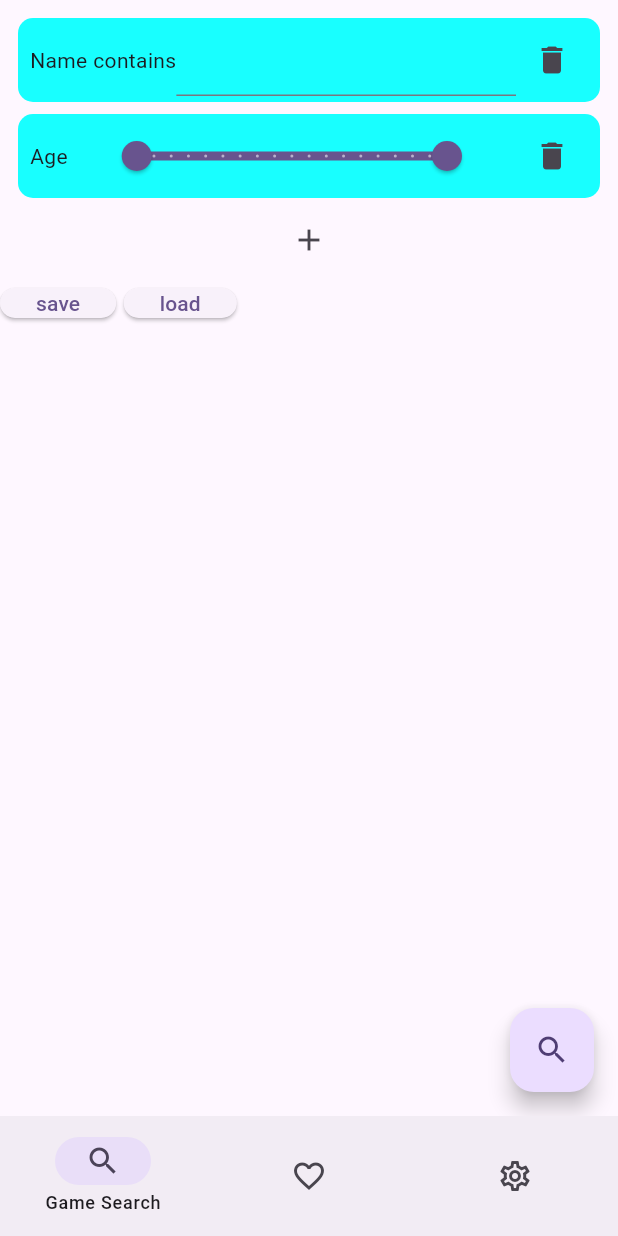
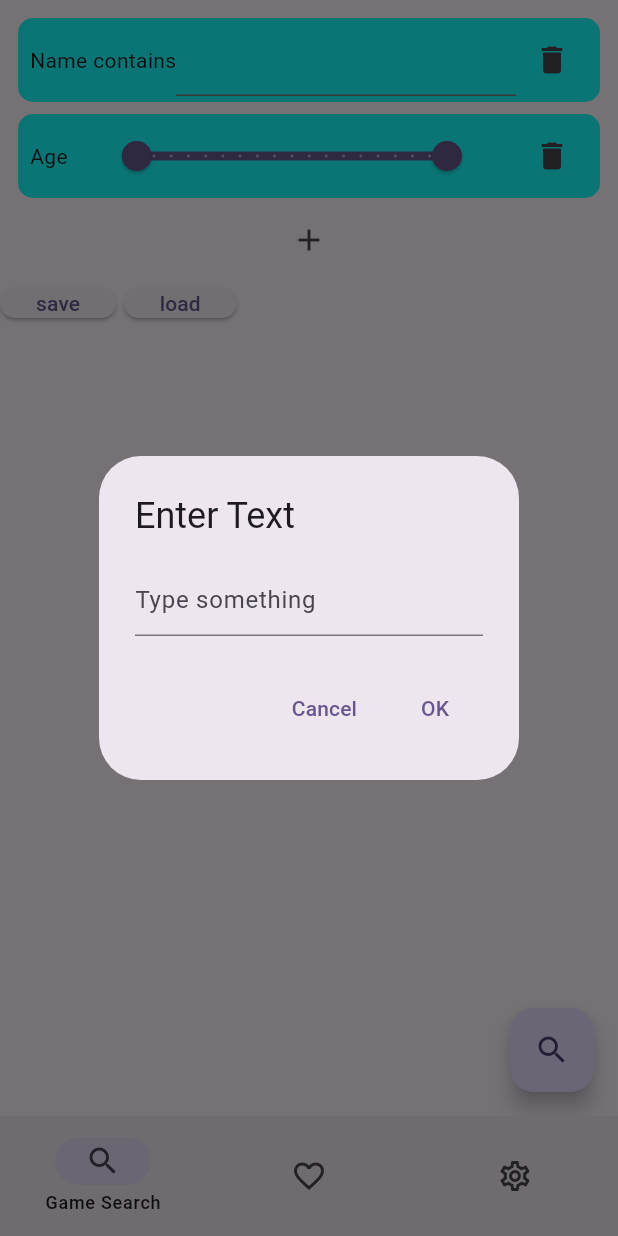
Before and after one commit to krahl-jan/bgsearchapp, a Flutter app: the screen it shows after launch, after a tap on "save", on a phone screen of 412 x 824 dp. Run offline on Flutter 3.47's test engine with Material 3 defaults, Android fonts, the phone set to English and light mode, and no system bars; our stand-ins replace html_unescape, isar, loading_animation_widget; accounts and stored records are empty; generated files the repository leaves out were written again.

Commit message:
save filters with name

```diff
--- a/lib/1_domain/filter_set.dart
+++ b/lib/1_domain/filter_set.dart
@@ -8,12 +8,13 @@ part 'filter_set.g.dart';
 @collection
 class FilterSet {
   Id dbId = Isar.autoIncrement;
+  String name;
   List<Filter> filterList = List.empty();
 
-  FilterSet(this.filterList);
+  FilterSet(this.name, this.filterList);
 }
 
-FilterSet toDbFilterSet(List<Option> options) {
+FilterSet toDbFilterSet(String name, List<Option> options) {
   List<Filter> f = List.empty(growable: true);
   for (Option o in options) {
     dynamic value = o.getValue();
@@ -23,7 +24,7 @@ FilterSet toDbFilterSet(List<Option> options) {
         value: value?.toString(),
         value2: value2.toString()));
   }
-  return FilterSet(f);
+  return FilterSet(name, f);
 }
 
 List<Option> toOptionList(FilterSet filterSet) {
@@ -37,6 +38,7 @@ List<Option> toOptionList(FilterSet filterSet) {
 
 @embedded
 class Filter {
+
   String? value;
   @enumerated
   String? value2;
--- a/lib/2_application/options/library/option_int_ranges.dart
+++ b/lib/2_application/options/library/option_int_ranges.dart
@@ -14,7 +14,7 @@ enum OptionIntRange {
   });
 
 
-  final double low;
-  final double high;
+  final int low;
+  final int high;
   final int steps;
 }
--- a/lib/3_presentation/options/option_widget_int.dart
+++ b/lib/3_presentation/options/option_widget_int.dart
@@ -1,3 +1,5 @@
+import 'dart:math';
+
 import 'package:bgsearchapp/2_application/options/options.dart';
 import 'package:flutter/material.dart';
 
@@ -17,7 +19,9 @@ class _OptionWidgetIntState extends State<OptionWidgetInt> {
 
   @override
   Widget build(BuildContext context) {
-    var currentRangeValues = RangeValues(widget.option.lowValue.toDouble(), widget.option.highValue.toDouble());
+    var lowValue = max(widget.option.lowValue.toDouble(), widget.option.range.low.toDouble());
+    var highValue = min(widget.option.highValue.toDouble(), widget.option.range.high.toDouble());
+    var currentRangeValues = RangeValues(lowValue, highValue);
     return Padding(
       padding: const EdgeInsets.all(4.0),
       child: Center(
@@ -38,8 +42,8 @@ class _OptionWidgetIntState extends State<OptionWidgetInt> {
                     padding: const EdgeInsets.symmetric(horizontal: 20.0),
                     child: RangeSlider(
                       values: currentRangeValues,
-                      min: widget.option.range.low,
-                      max: widget.option.range.high,
+                      min: widget.option.range.low.toDouble(),
+                      max: widget.option.range.high.toDouble(),
                       divisions: widget.option.range.steps,
                       labels: RangeLabels(
                         currentRangeValues.start.round().toString(),
@@ -48,11 +52,8 @@ class _OptionWidgetIntState extends State<OptionWidgetInt> {
                       onChanged: (RangeValues values) {
                         setState(() {
                           currentRangeValues = values;
-                          widget.option.lowValue = values.start.round();
-                          widget.option.highValue = values.end.round();
-                          if (widget.option.highValue == widget.option.range.high) {
-                            widget.option.highValue = 10000;
-                          }
+                          widget.option.lowValue = values.start.round().toInt();
+                          widget.option.highValue = values.end.round().toInt();
                         });
                       },
                     )
--- a/lib/3_presentation/pages/filter_set_selection.dart
+++ b/lib/3_presentation/pages/filter_set_selection.dart
@@ -43,7 +43,7 @@ class _FilterSetSelectionState extends State<FilterSetSelection> {
               itemBuilder: (context, i) {
                 return ListTile(
                   title: Center(
-                    child: setWidget(filterSets![i]),
+                    child: Text(filterSets![i].name),
                   ),
                   onTap: () => setFilterSet(context, filterSets![i]),
                 );
--- a/lib/3_presentation/pages/game_search.dart
+++ b/lib/3_presentation/pages/game_search.dart
@@ -29,8 +29,43 @@ class _GameSearchState extends State<GameSearch> {
       Navigator.push(context, MaterialPageRoute(builder: (context) => const ResultsPage()));
     }
 
+    Future<String?> showTextFieldDialog(BuildContext context) async {
+      TextEditingController _textFieldController = TextEditingController();
+      String? result = await showDialog<String>(
+        context: context,
+        builder: (context) {
+          return AlertDialog(
+            title: Text('Enter Text'),
+            content: TextField(
+              controller: _textFieldController,
+              decoration: InputDecoration(hintText: "Type something"),
+            ),
+            actions: <Widget>[
+              TextButton(
+                child: Text('Cancel'),
+                onPressed: () {
+                  Navigator.of(context).pop();
+                },
+              ),
+              TextButton(
+                child: Text('OK'),
+                onPressed: () {
+                  Navigator.of(context).pop(_textFieldController.text);
+                },
+              ),
+            ],
+          );
+        },
+      );
+      return result;
+    }
+
     void saveFilters(BuildContext context) async {
-      isar.writeTxn(() => isar.filterSets.put(toDbFilterSet(searchOptions)));
+      String? enteredText = await showTextFieldDialog(context);
+      if (enteredText != null && enteredText.isNotEmpty) {
+        isar.writeTxn(() => isar.filterSets.put(toDbFilterSet(enteredText ,searchOptions)));
+      }
+
     }
 
     void loadFilters(BuildContext context) {
```
Also changed, not shown: lib/1_domain/filter_set.g.dart.
